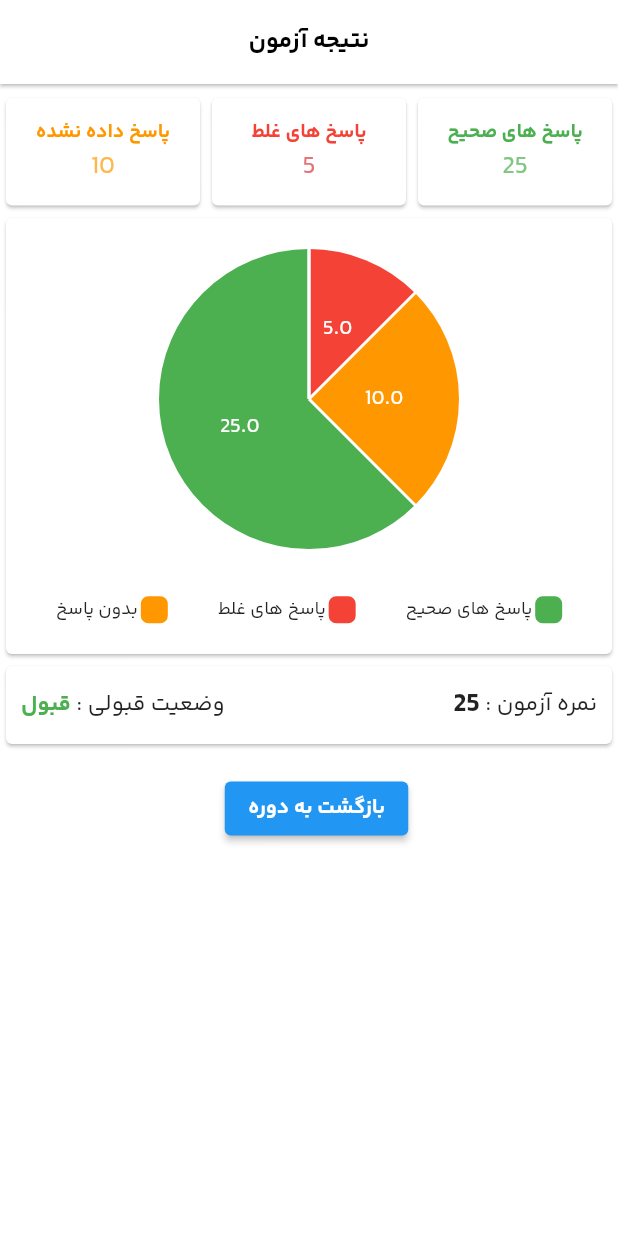
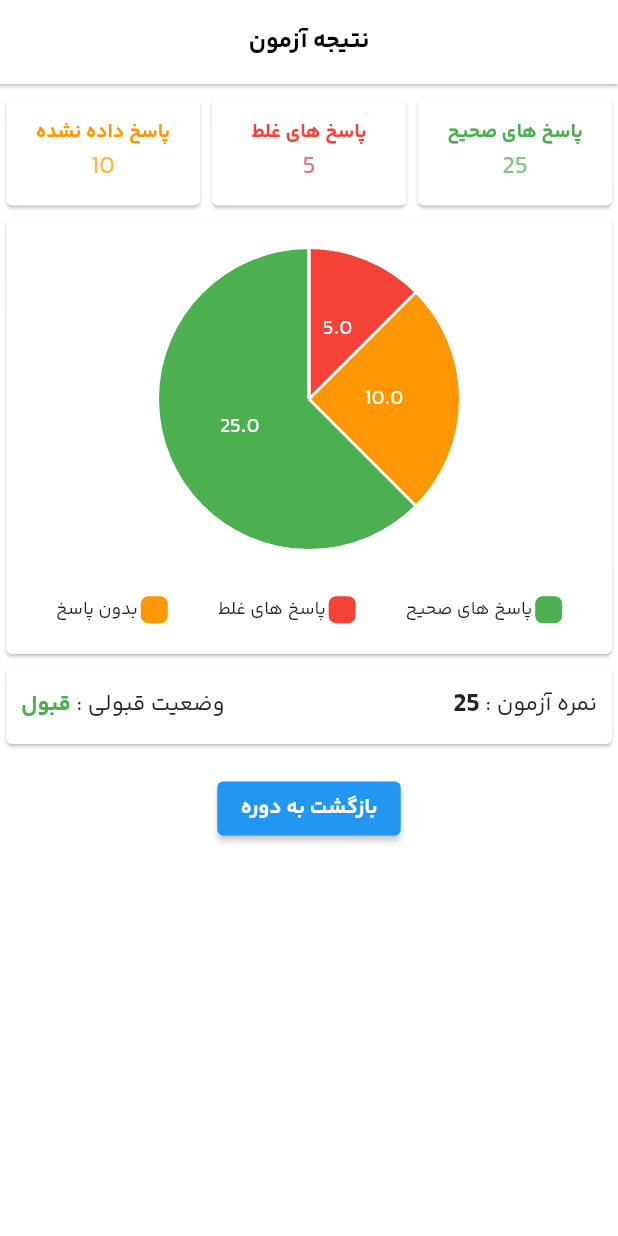
Before and after one commit to SinaHajipooor/LMS, a Flutter app: the ExamResultScreen screen opened by its route, on a phone screen of 412 x 824 dp. Run offline on Flutter 3.47's test engine with Material 2 defaults, Android fonts, the phone set to English and light mode, and no system bars; drawn by our look-alikes of fl_chart; our stand-ins replace carousel_slider, circular_countdown_timer, file_picker, flutter_rating_bar, flutter_spinkit, pin_input_text_field and 2 more; missing offline and left inert: persian_datetime_picker; accounts and stored records are empty; network calls fail; statements that could not run were skipped.

Commit message:
config exam result screen

```diff
--- a/lib/screens/exam/exam_result_screen.dart
+++ b/lib/screens/exam/exam_result_screen.dart
@@ -23,6 +23,7 @@ class _ExamResultScreenState extends State<ExamResultScreen> {
     });
     super.didChangeDependencies();
   }
+
   //------------------- UI -----------------------
 
   @override
@@ -88,7 +89,7 @@ class _ExamResultScreenState extends State<ExamResultScreen> {
                         child: Column(
                           mainAxisAlignment: MainAxisAlignment.center,
                           children: [
-                            Text(
+                            const Text(
                               'پاسخ داده نشده',
                               style: TextStyle(fontSize: 13, fontWeight: FontWeight.bold, color: Colors.orange),
                             ),
@@ -175,13 +176,19 @@ class _ExamResultScreenState extends State<ExamResultScreen> {
                       Padding(
                         padding: const EdgeInsets.only(right: 10),
                         child: Row(
-                          children: [Text('نمره آزمون : '), Text('25', style: TextStyle(fontSize: 18, fontWeight: FontWeight.bold))],
+                          children: const [
+                            Text('نمره آزمون : '),
+                            Text('25', style: TextStyle(fontSize: 18, fontWeight: FontWeight.bold)),
+                          ],
                         ),
                       ),
                       Padding(
                         padding: const EdgeInsets.only(left: 10),
                         child: Row(
-                          children: [Text('وضعیت قبولی : '), Text('قبول', style: TextStyle(color: Colors.green, fontWeight: FontWeight.bold))],
+                          children: const [
+                            Text('وضعیت قبولی : '),
+                            Text('قبول', style: TextStyle(color: Colors.green, fontWeight: FontWeight.bold)),
+                          ],
                         ),
                       )
                     ],
@@ -190,7 +197,7 @@ class _ExamResultScreenState extends State<ExamResultScreen> {
               ),
               const SizedBox(height: 15),
               Padding(
-                padding: const EdgeInsets.only(left: 10),
+                padding: const EdgeInsets.only(left: 0),
                 child: Row(
                   mainAxisAlignment: MainAxisAlignment.center,
                   children: [
--- a/lib/screens/exam/exam_screen.dart
+++ b/lib/screens/exam/exam_screen.dart
@@ -1,6 +1,4 @@
 import 'package:flutter/material.dart';
-import 'package:lms/widgets/exam/image_preview.dart';
-
 import '../../widgets/exam/exam_header.dart';
 import '../../widgets/exam/questions_list.dart';
 import '../../widgets/exam/answers_list.dart';
@@ -32,7 +30,7 @@ class _ExamScreenState extends State<ExamScreen> {
     "Question 1: What is Flutter?",
     "Question 1: What is Flutter?",
     "Question 1: What is Flutter?",
-    "Question 1: What is Flutter?" "Question 2: What is Dart?, Question 1: What is Flutter?" "Question 2: What is Dart?Question 1: What is Flutter?" "Question 2: What is Dart?",
+    "Question 1: What is Flutter?" "Question 2: What is Dart?, Question 1: What is Flutter?" "Question 2: What is Dart?Question 1: What is Flutter?" "Question 2: What dfgdngdf gjdfhgjdhfgdhjghgd hgjdfhg dfgjhfdjg dfj gfdjghd fghdf gjhdfhjfdhgdfjgdhfjgdfhg ghjdfhg dfjhgjdf ghjdf gjhdfjhfdg jhgdjf ityryryryryryryryrytrryyyyyyyyyyyyyyyyyyyyyyyyyyyyyyyyyys Dart?",
     "Question 3: What is a widget?",
     "Question 4: What is hot reload?",
   ];
@@ -164,6 +162,7 @@ class _ExamScreenState extends State<ExamScreen> {
                           mainAxisAlignment: MainAxisAlignment.spaceBetween,
                           children: [
                             Visibility(
+                              visible: selectedQuestionIndex != 0,
                               child: Padding(
                                 padding: const EdgeInsets.only(right: 10),
                                 child: ElevatedButton(
```
